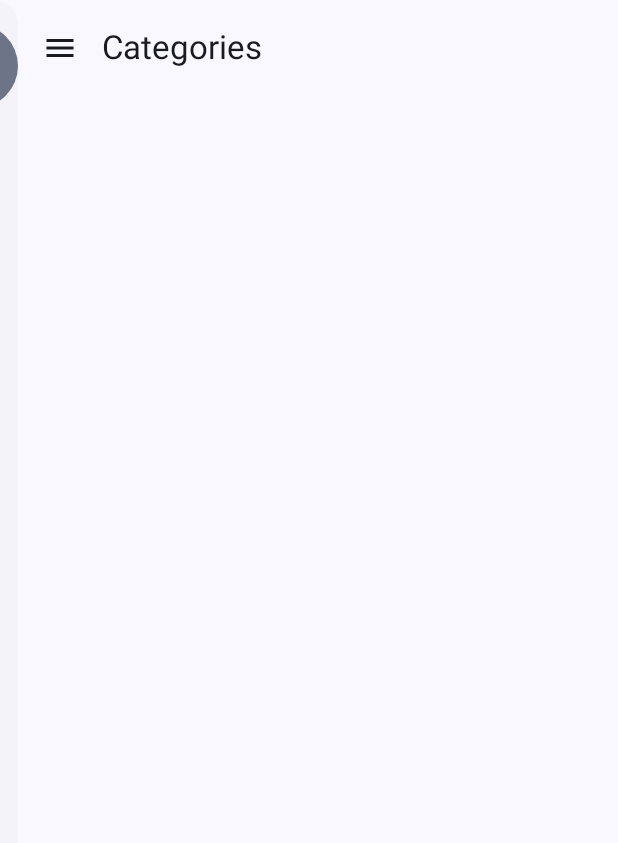
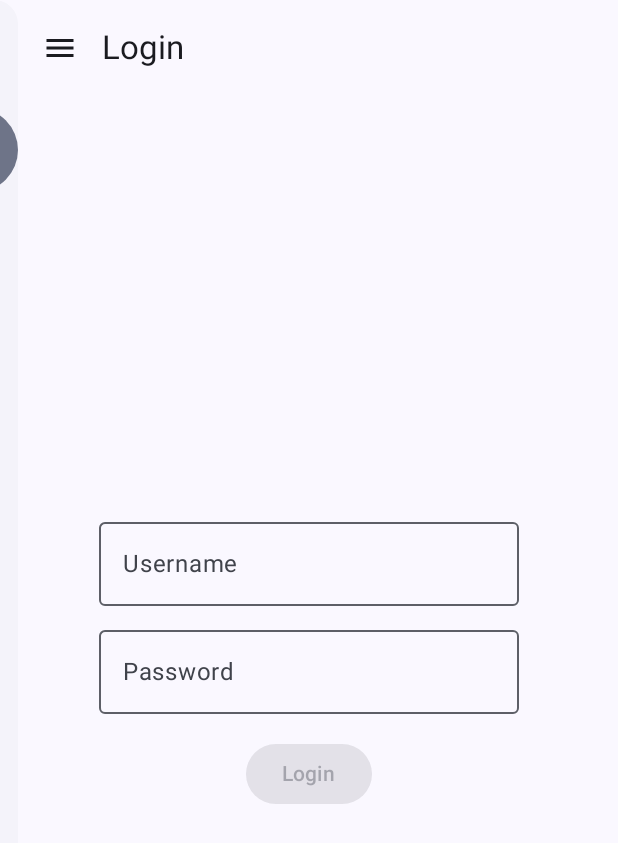
Before and after one commit to inkaliinalauranto/Inventory-Management-Application, an Android app built with Jetpack Compose: the screen it shows after launch (MainActivity), on a phone screen of 412 x 824 dp. Shown: the top 843 px of the screen. Run offline under Robolectric (Android 15) with nearby library versions, the phone set to English and light mode, and no system bars.

Commit message:
LoginScreen-composableen napinpainallustapahtumaan funktiokutsu, joka välitetään parametrina. MainActivityn puolella välitetään funktiokutsuksi callback-funktio, jonka avulla navigoidaan CategoriesScreenin routeen. MainActivityssa ikoneiden lisäys sivustavetovalikon otsikoille ja aloitusvalinnan vaihto LoginScreenin routeen.

```diff
--- a/app/src/main/java/com/example/inventorymanagementapplication/CategoriesScreen.kt
+++ b/app/src/main/java/com/example/inventorymanagementapplication/CategoriesScreen.kt
@@ -1,6 +1,5 @@
 package com.example.inventorymanagementapplication
 
-import android.util.Log
 import androidx.compose.foundation.layout.Box
 import androidx.compose.foundation.layout.fillMaxSize
 import androidx.compose.foundation.layout.padding
@@ -18,6 +17,8 @@ import androidx.compose.ui.Modifier
 @OptIn(ExperimentalMaterial3Api::class)
 @Composable
 fun CategoriesScreen(onMenuClicked: () -> Unit) {
+    // An instance of the CategoriesViewModel is created:
+
     Scaffold(topBar = {
         TopAppBar(
             title = { Text("Categories") },
--- a/app/src/main/java/com/example/inventorymanagementapplication/LoginScreen.kt
+++ b/app/src/main/java/com/example/inventorymanagementapplication/LoginScreen.kt
@@ -38,7 +38,7 @@ can be pressed when there's text in both fields.
 */
 @OptIn(ExperimentalMaterial3Api::class)
 @Composable
-fun LoginScreen(onMenuClick: () -> Unit) {
+fun LoginScreen(onMenuClick: () -> Unit, onLoginClick: () -> Unit) {
     Scaffold(topBar = {
         TopAppBar(
             navigationIcon = {
@@ -91,6 +91,7 @@ fun LoginScreen(onMenuClick: () -> Unit) {
                         enabled = loginVM.loginState.value.username != "" && loginVM.loginState.value.password != "",
                         onClick = {
                             loginVM.login()
+                            onLoginClick()
                         }) {
                         Text(text = "Login")
                     }
--- a/app/src/main/java/com/example/inventorymanagementapplication/MainActivity.kt
+++ b/app/src/main/java/com/example/inventorymanagementapplication/MainActivity.kt
@@ -7,7 +7,11 @@ import androidx.compose.foundation.layout.Spacer
 import androidx.compose.foundation.layout.fillMaxSize
 import androidx.compose.foundation.layout.height
 import androidx.compose.foundation.layout.padding
+import androidx.compose.material.icons.Icons
+import androidx.compose.material.icons.filled.Home
+import androidx.compose.material.icons.filled.Lock
 import androidx.compose.material3.DrawerValue
+import androidx.compose.material3.Icon
 import androidx.compose.material3.MaterialTheme
 import androidx.compose.material3.ModalDrawerSheet
 import androidx.compose.material3.ModalNavigationDrawer
@@ -77,7 +81,14 @@ class MainActivity : ComponentActivity() {
                                         scope.launch {
                                             drawerState.close()
                                         }
-                                    })
+                                    },
+                                    icon = {
+                                        Icon(
+                                            imageVector = Icons.Filled.Home,
+                                            contentDescription = "Home"
+                                        )
+                                    }
+                                )
                                 NavigationDrawerItem(
                                     label = { Text(text = "Login") },
                                     selected = route == "loginScreen",
@@ -86,6 +97,12 @@ class MainActivity : ComponentActivity() {
                                         scope.launch {
                                             drawerState.close()
                                         }
+                                    },
+                                    icon = {
+                                        Icon(
+                                            imageVector = Icons.Filled.Lock,
+                                            contentDescription = "Login"
+                                        )
                                     }
                                 )
                             }
@@ -93,7 +110,7 @@ class MainActivity : ComponentActivity() {
                     ) {
                         NavHost(
                             navController = navController,
-                            startDestination = "categoriesScreen"
+                            startDestination = "loginScreen"
                         ) {
                             /* Screens and their corresponding routes are
                             defined using composables. Each screen is
@@ -107,11 +124,16 @@ class MainActivity : ComponentActivity() {
                                 })
                             }
                             composable(route = "loginScreen") {
-                                LoginScreen(onMenuClick = {
+                                LoginScreen(
+                                    onMenuClick = {
                                     scope.launch {
                                         drawerState.open()
                                     }
-                                })
+                                },
+                                    onLoginClick = {
+                                        navController.navigate(route = "categoriesScreen")
+                                    }
+                                )
                             }
                         }
                     }
```
